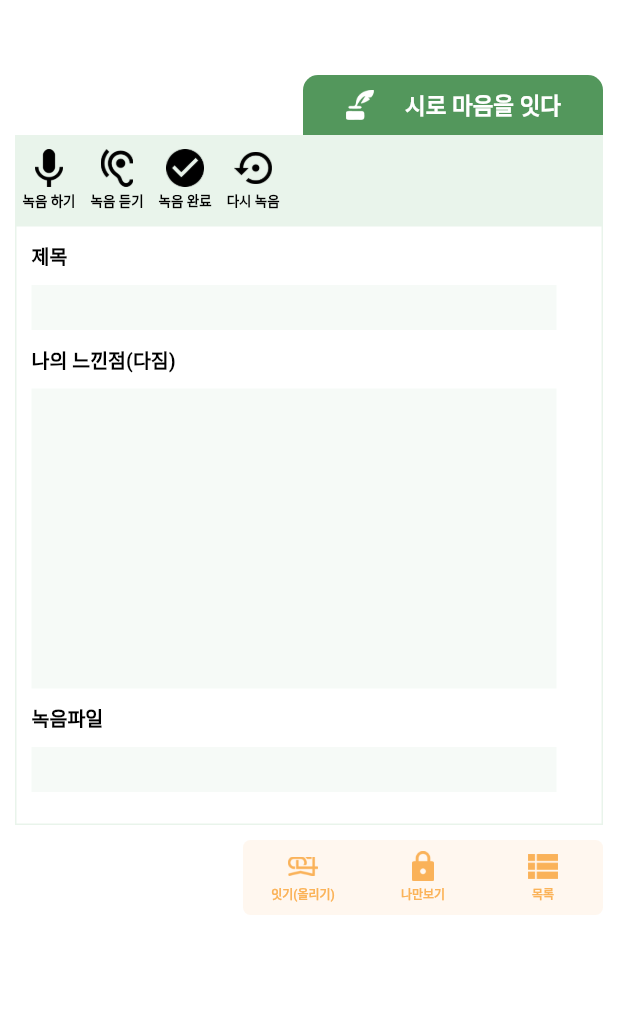
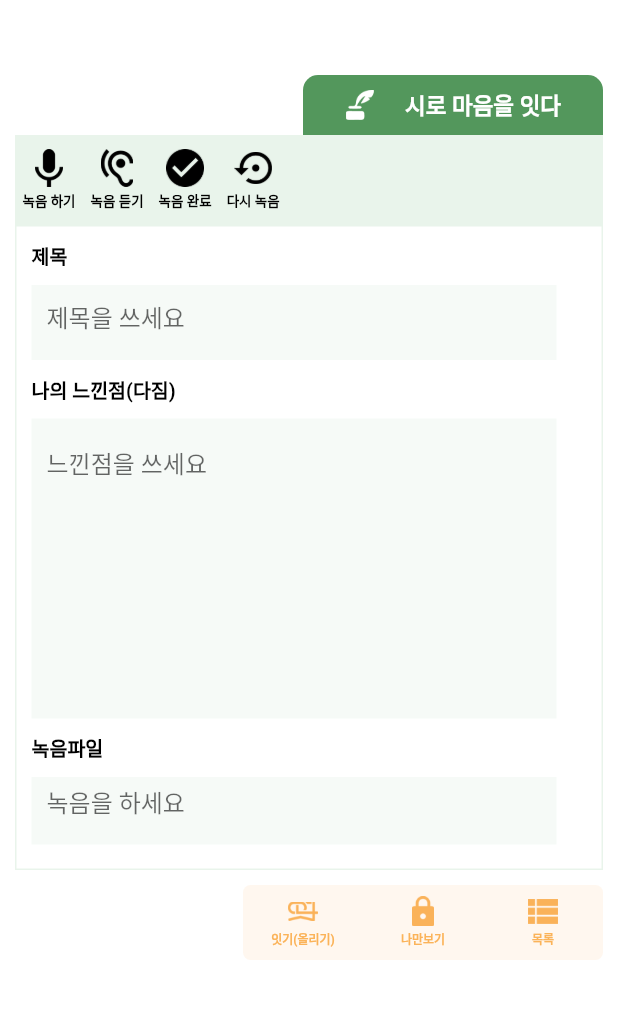
Before and after one commit to soyhandong/itdasoy, a Flutter app: the WritePoem screen opened directly, on a phone screen of 412 x 824 dp, the part 84-1103 px from its top. Run offline on Flutter 3.47's test engine with Material 2 defaults, Android fonts, the phone set to English and light mode, and no system bars; our stand-ins replace cloud_firestore, firebase_auth, firebase_database, image_picker; accounts and stored records are empty; Roboto replaces fonts that are missing (Arita-dotum-_OTF).

```diff
--- a/lib/writePoem.dart
+++ b/lib/writePoem.dart
@@ -1,6 +1,6 @@
 import 'package:flutter/cupertino.dart';
 import 'package:flutter/material.dart';
-import 'connectPoem.dart';
+import 'package:itda/poemConnect.dart';
 
 class WritePoem extends StatefulWidget {
   @override
@@ -8,6 +8,8 @@ class WritePoem extends StatefulWidget {
 }
 
 class _WritePoemState extends State<WritePoem> {
+  final _formKey = GlobalKey<FormState>();
+
   @override
   Widget build(BuildContext context) {
     return Scaffold(
@@ -25,7 +27,7 @@ class _WritePoemState extends State<WritePoem> {
               onPressed: (){
                 Navigator.push(
                     context,
-                    MaterialPageRoute(builder: (context) => ConnectPoem()));
+                    MaterialPageRoute(builder: (context) => PoemConnect()));
               },
             )
           ],
@@ -49,6 +51,9 @@ class _WritePoemState extends State<WritePoem> {
       ),
       body: Container(
         padding: EdgeInsets.fromLTRB(10, 0, 10, 0),
+        child: SingleChildScrollView(
+          child: Form(
+            key: _formKey,
             child: Column(
               crossAxisAlignment: CrossAxisAlignment.end,
               children: <Widget>[
@@ -111,7 +116,7 @@ class _WritePoemState extends State<WritePoem> {
                 ),
                 Container(
                   padding: EdgeInsets.fromLTRB(10, 10, 10, 10),
-              height: 400.0,
+                  height: 430.0,
                   decoration: BoxDecoration(
                       border: Border.all(
                         color: const Color(0xffe9f4eb),
@@ -134,11 +139,26 @@ class _WritePoemState extends State<WritePoem> {
                             ),
                             SizedBox(height: 10.0,),
                             Container(
+                              padding: EdgeInsets.fromLTRB(10, 5, 5, 5),
                               width: 350.0,
-                            height: 30.0,
+                              height: 50.0,
                               decoration: BoxDecoration(
                                   color: const Color(0x69e9f4eb)
-                            )
+                              ),
+                              child: TextFormField(
+                                maxLines: 1,
+                                validator: (value) {
+                                  if (value.isEmpty) {
+                                    return '제목을 쓰세요';
+                                  } else
+                                    return null;
+                                },
+                                decoration: InputDecoration(
+                                  border: InputBorder.none,
+                                  hintText: '제목을 쓰세요',
+                                  //labelText: "Enter your username",
+                                ),
+                              ),
                             ),
                             SizedBox(height: 10.0,),
                             Text('나의 느낀점(다짐)',
@@ -150,11 +170,26 @@ class _WritePoemState extends State<WritePoem> {
                             ),
                             SizedBox(height: 10.0,),
                             Container(
+                              padding: EdgeInsets.fromLTRB(10, 5, 5, 5),
                               width: 350.0,
                               height: 200.0,
                               decoration: BoxDecoration(
                                   color: const Color(0x69e9f4eb)
-                            )
+                              ),
+                              child: TextFormField(
+                                maxLines: 30,
+                                validator: (value) {
+                                  if (value.isEmpty) {
+                                    return '느낀점을 쓰세요';
+                                  } else
+                                    return null;
+                                },
+                                decoration: InputDecoration(
+                                  border: InputBorder.none,
+                                  hintText: '느낀점을 쓰세요',
+                                  //labelText: "Enter your username",
+                                ),
+                              ),
                             ),
                             SizedBox(height: 10.0,),
                             Text('녹음파일',
@@ -166,11 +201,25 @@ class _WritePoemState extends State<WritePoem> {
                             ),
                             SizedBox(height: 10.0,),
                             Container(
+                              padding: EdgeInsets.fromLTRB(10, 5, 5, 5),
                               width: 350.0,
-                            height: 30.0,
+                              height: 45.0,
                               decoration: BoxDecoration(
                                   color: const Color(0x69e9f4eb)
-                            )
+                              ),
+                              child: TextFormField(
+                                validator: (value) {
+                                  if (value.isEmpty) {
+                                    return '녹음을 하세요';
+                                  } else
+                                    return null;
+                                },
+                                decoration: InputDecoration(
+                                  border: InputBorder.none,
+                                  hintText: '녹음을 하세요',
+                                  //labelText: "Enter your username",
+                                ),
+                              ),
                             ),
                           ],
                         ),
@@ -191,7 +240,15 @@ class _WritePoemState extends State<WritePoem> {
                             bottomLeft: Radius.circular(5.0),
                           ),
                         ),
+                        child: GestureDetector(
                           child: _wPBuildConnectItem('assets/itda_orange.png','잇기(올리기)'),
+                          onTap: () {
+                            if (_formKey.currentState.validate()) {
+                              Scaffold.of(context)
+                                  .showSnackBar(SnackBar(content: Text('제목을쓰세요')));
+                            }
+                          },
+                        ),
                       ),
                       Container(
                         decoration: BoxDecoration(
@@ -213,6 +270,8 @@ class _WritePoemState extends State<WritePoem> {
                   ),
                 ),
               ],
+            ),
+          ),
         ),
       ),
     );
```
Also changed, not shown: 1 other file. Lines whose indentation alone changed are shown as unchanged.
